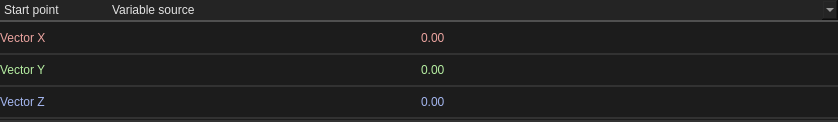
First picture: the form in smartprop_editor/properties_classes/vector3d.ui, repository dertwist/Hammer5Tools, before the edit.
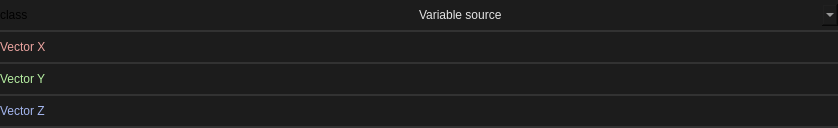
Second picture: the form after the edit. Icons and pictures are not drawn.

Commit message: Vector 3d basic logic

Diff of the .ui file:
```diff
--- a/smartprop_editor/properties_classes/vector3d.ui
+++ b/smartprop_editor/properties_classes/vector3d.ui
@@ -10,7 +10,7 @@
     <x>0</x>
     <y>0</y>
     <width>838</width>
-    <height>122</height>
+    <height>119</height>
    </rect>
   </property>
   <property name="minimumSize">
@@ -77,15 +77,34 @@
      <property name="minimumSize">
       <size>
        <width>0</width>
-       <height>23</height>
+       <height>32</height>
       </size>
      </property>
      <property name="maximumSize">
       <size>
        <width>16777215</width>
-       <height>23</height>
+       <height>32</height>
       </size>
      </property>
+     <property name="styleSheet">
+      <string notr="true">.QFrame {
+    font: 580 10pt &quot;Segoe UI&quot;;
+    border: 2px solid black;
+    border-radius: 0px;
+    border-left: 0px;
+    border-right: 0px;
+	border-top: 0px;
+    border-color: rgba(50, 50, 50, 255);
+    color: #E3E3E3;
+    background-color: #1C1C1C;
+}
+
+.QFrame::hover {
+}
+.QFrame::selected {
+    background-color: #414956;
+}</string>
+     </property>
      <property name="frameShape">
       <enum>QFrame::NoFrame</enum>
      </property>
@@ -109,81 +128,51 @@
        <number>0</number>
       </property>
       <item>
-       <widget class="QLineEdit" name="property_class">
-        <property name="sizePolicy">
-         <sizepolicy hsizetype="Fixed" vsizetype="Fixed">
-          <horstretch>0</horstretch>
-          <verstretch>0</verstretch>
-         </sizepolicy>
+       <layout class="QHBoxLayout" name="layout">
+        <property name="sizeConstraint">
+         <enum>QLayout::SetDefaultConstraint</enum>
         </property>
-        <property name="focusPolicy">
-         <enum>Qt::NoFocus</enum>
-        </property>
-        <property name="toolTip">
-         <string>&lt;html&gt;&lt;head/&gt;&lt;body&gt;&lt;p&gt;Variable name and display name&lt;/p&gt;&lt;/body&gt;&lt;/html&gt;</string>
-        </property>
-        <property name="styleSheet">
-         <string notr="true">QLineEdit {
-font: 580  8pt &quot;Segoe UI&quot;;
-    border-top: 0px;
-    border-left: 0px;
-    border-right: 0px;
-    border-bottom: 2px solid rgba(80, 80, 80, 255);
+        <item>
+         <widget class="QLabel" name="property_class">
+          <property name="styleSheet">
+           <string notr="true">border:0px;
+background-color: rgba(255, 255, 255, 0);
+font: 8pt &quot;Segoe UI&quot;;
+</string>
+          </property>
+          <property name="text">
+           <string>class</string>
+          </property>
+         </widget>
+        </item>
+        <item>
+         <widget class="QComboBox" name="logic_switch">
+          <property name="styleSheet">
+           <string notr="true">QComboBox {
+    font: 580 8pt &quot;Segoe UI&quot;;
+    border: 2px solid black;
     border-radius: 0px;
-    padding: 2px;
+    border-color: rgba(80, 80, 80, 255);
+    height: 18px;
+    padding-top: 2px;
+    padding-bottom: 2px;
+	border-top:none;
+border-bottom:none;
+border:none;
     color: #E3E3E3;
-    background-color: #242424;
+    background-color: #1C1C1C;
 }
 
-QLineEdit:focus {
-    border-color: rgba(80, 80, 80, 255);
-}
-
-QLineEdit::selection {
+QComboBox:hover {
     background-color: #414956;
     color: white;
-}</string>
-        </property>
-        <property name="inputMethodHints">
-         <set>Qt::ImhLatinOnly|Qt::ImhLowercaseOnly</set>
-        </property>
-        <property name="text">
-         <string>Start point</string>
-        </property>
-        <property name="maxLength">
-         <number>32</number>
-        </property>
-        <property name="readOnly">
-         <bool>true</bool>
-        </property>
-       </widget>
-      </item>
-      <item>
-       <widget class="QComboBox" name="comboBox">
-        <property name="styleSheet">
-         <string notr="true">QComboBox {
-font: 580  8pt &quot;Segoe UI&quot;;
-    border-top: 0px;
-    border-left: 0px;
-    border-right: 0px;
-    border-bottom: 2px solid rgba(80, 80, 80, 255);
-    border-radius: 0px;
-    padding: 2px;
-    color: #E3E3E3;
-    background-color: #242424;
 }
 
-QComboBox:focus {
-    border-color: rgba(80, 80, 80, 255);
-}
-
-QComboBox::selection {
-    background-color: #414956;
-    color: white;
+QComboBox:pressed {
 }
 
 QComboBox:item {
-    font: 580  10pt &quot;Segoe UI&quot;;
+    font: 580  8pt &quot;Segoe UI&quot;;
     color: #E3E3E3;
     padding-left: 5px;
     background-color: #1C1C1C;
@@ -241,19 +230,22 @@
     color: white;
     border: none; /* Remove border */
     outline: none; /* Remove outline */
-}</string>
-        </property>
-        <item>
-         <property name="text">
-          <string>Variable source</string>
-         </property>
+}
+</string>
+          </property>
+          <item>
+           <property name="text">
+            <string>Variable source</string>
+           </property>
+          </item>
+          <item>
+           <property name="text">
+            <string>Vector3d</string>
+           </property>
+          </item>
+         </widget>
         </item>
-        <item>
-         <property name="text">
-          <string>Vector3d</string>
-         </property>
-        </item>
-       </widget>
+       </layout>
       </item>
      </layout>
     </widget>
@@ -319,7 +311,7 @@
 }</string>
         </property>
         <property name="frameShape">
-         <enum>QFrame::StyledPanel</enum>
+         <enum>QFrame::NoFrame</enum>
         </property>
         <property name="frameShadow">
          <enum>QFrame::Raised</enum>
@@ -344,100 +336,22 @@
           <number>0</number>
          </property>
          <item>
-          <widget class="QLabel" name="label">
-           <property name="styleSheet">
-            <string notr="true">border:0px;
+          <layout class="QHBoxLayout" name="layout_x">
+           <item>
+            <widget class="QLabel" name="label">
+             <property name="styleSheet">
+              <string notr="true">border:0px;
 background-color: rgba(255, 255, 255, 0);
 font: 8pt &quot;Segoe UI&quot;;
 color: #ECA4A0;
 </string>
-           </property>
-           <property name="text">
-            <string>Vector X</string>
-           </property>
-          </widget>
-         </item>
-         <item>
-          <widget class="QDoubleSpinBox" name="vector_x">
-           <property name="minimumSize">
-            <size>
-             <width>0</width>
-             <height>0</height>
-            </size>
-           </property>
-           <property name="styleSheet">
-            <string notr="true">QDoubleSpinBox {
-    font: 580 8pt &quot;Segoe UI&quot;;
-    border: 2px solid black;
-    border-radius: 2px;
-    border-color: rgba(80, 80, 80, 255);
-    color: #E3E3E3;
-    background-color: #1C1C1C;
-border:0px;
-color: #ECA4A0;
-}
-
-QDoubleSpinBox:focus {
-}
-
-QDoubleSpinBox:hover {
-}
-
-QDoubleSpinBox:pressed {
-	background-color: #121212;
-}
-
-QDoubleSpinBox::up-button {
-    border: 0px solid black;
-    subcontrol-origin: border;
-    subcontrol-position: top right;
-    border-left: 2px solid black;
-    border-bottom: 0px solid black;
-    border-top-right-radius: 2px;
-    border-color: rgba(80, 80, 80, 255);
-	width:16px;
-    margin:0px;
-border:0px;
-}
-
-QDoubleSpinBox::up-arrow {
-    image: url(://icons/arrow_drop_up_24dp_9D9D9D_FILL0_wght400_GRAD0_opsz24.svg);
-    width: 20px;
-    height: 20px;
-}
-
-QDoubleSpinBox::down-button {
-    subcontrol-origin: border;
-    subcontrol-position: bottom right;
-	border: 0px solid black;
-    border-left: 2px solid black;
-    border-top: 2px solid black;
-border-bottom-right-radius: 2px;
-    border-color: rgba(80, 80, 80, 255);
-	width:16px;
-    margin:0px;
-border:0px;
-}
-
-QDoubleSpinBox::down-arrow {
-    image: url(://icons/arrow_drop_down_16dp.svg);
-    width: 20px;
-    height: 20px;
-}</string>
-           </property>
-           <property name="decimals">
-            <number>2</number>
-           </property>
-           <property name="minimum">
-            <double>-99999999999.000000000000000</double>
-           </property>
-           <property name="maximum">
-            <double>99999999999.000000000000000</double>
-           </property>
-           <property name="singleStep">
-            <double>0.100000000000000</double>
-           </property>
-          </widget>
+             </property>
+             <property name="text">
+              <string>Vector X</string>
+             </property>
+            </widget>
+           </item>
+          </layout>
          </item>
         </layout>
        </widget>
@@ -476,7 +390,7 @@
 }</string>
         </property>
         <property name="frameShape">
-         <enum>QFrame::StyledPanel</enum>
+         <enum>QFrame::NoFrame</enum>
         </property>
         <property name="frameShadow">
          <enum>QFrame::Raised</enum>
@@ -501,97 +415,21 @@
           <number>0</number>
          </property>
          <item>
-          <widget class="QLabel" name="label_2">
-           <property name="styleSheet">
-            <string notr="true">border:0px;
+          <layout class="QHBoxLayout" name="layout_y">
+           <item>
+            <widget class="QLabel" name="label_2">
+             <property name="styleSheet">
+              <string notr="true">border:0px;
 background-color: rgba(255, 255, 255, 0);
 font: 8pt &quot;Segoe UI&quot;;
 color: #B6EFA2;</string>
-           </property>
-           <property name="text">
-            <string>Vector Y</string>
-           </property>
-          </widget>
-         </item>
-         <item>
-          <widget class="QDoubleSpinBox" name="vector_y">
-           <property name="styleSheet">
-            <string notr="true">QDoubleSpinBox {
-    font: 580 8pt &quot;Segoe UI&quot;;
-    border: 2px solid black;
-    border-radius: 2px;
-    border-color: rgba(80, 80, 80, 255);
-    color: #E3E3E3;
-    background-color: #1C1C1C;
-border:0px;
-color: #B6EFA2;
-}
-
-QDoubleSpinBox:focus {
-}
-
-QDoubleSpinBox:hover {
-}
-
-QDoubleSpinBox:pressed {
-	background-color: #121212;
-}
-
-QDoubleSpinBox::up-button {
-    border: 0px solid black;
-    subcontrol-origin: border;
-    subcontrol-position: top right;
-    border-left: 2px solid black;
-    border-bottom: 0px solid black;
-    border-top-right-radius: 2px;
-    border-color: rgba(80, 80, 80, 255);
-	width:16px;
-    margin:0px;
-border:0px;
-}
-
-QDoubleSpinBox::up-arrow {
-    image: url(://icons/arrow_drop_up_24dp_9D9D9D_FILL0_wght400_GRAD0_opsz24.svg);
-    width: 20px;
-    height: 20px;
-}
-
-QDoubleSpinBox::down-button {
-    subcontrol-origin: border;
-    subcontrol-position: bottom right;
-	border: 0px solid black;
-    border-left: 2px solid black;
-    border-top: 2px solid black;
-border-bottom-right-radius: 2px;
-    border-color: rgba(80, 80, 80, 255);
-	width:16px;
-    margin:0px;
-border:0px;
-}
-
-QDoubleSpinBox::down-arrow {
-    image: url(://icons/arrow_drop_down_16dp.svg);
-    width: 20px;
-    height: 20px;
-}
-
-QDoubleSpinBox:disabled {
-	color: rgba(125, 125, 125, 100);
-}</string>
-           </property>
-           <property name="decimals">
-            <number>2</number>
-           </property>
-           <property name="minimum">
-            <double>-99999999999.000000000000000</double>
-           </property>
-           <property name="maximum">
-            <double>99999999999.000000000000000</double>
-           </property>
-           <property name="singleStep">
-            <double>0.100000000000000</double>
-           </property>
-          </widget>
+             </property>
+             <property name="text">
+              <string>Vector Y</string>
+             </property>
+            </widget>
+           </item>
+          </layout>
          </item>
         </layout>
        </widget>
@@ -630,7 +468,7 @@
 }</string>
         </property>
         <property name="frameShape">
-         <enum>QFrame::StyledPanel</enum>
+         <enum>QFrame::NoFrame</enum>
         </property>
         <property name="frameShadow">
          <enum>QFrame::Raised</enum>
@@ -655,101 +493,22 @@
           <number>0</number>
          </property>
          <item>
-          <widget class="QLabel" name="label_3">
-           <property name="styleSheet">
-            <string notr="true">border:0px;
+          <layout class="QHBoxLayout" name="layout_z">
+           <item>
+            <widget class="QLabel" name="label_3">
+             <property name="styleSheet">
+              <string notr="true">border:0px;
 background-color: rgba(255, 255, 255, 0);
 font: 8pt &quot;Segoe UI&quot;;
 
 color: #A4B6EF;</string>
-           </property>
-           <property name="text">
-            <string>Vector Z</string>
-           </property>
-          </widget>
-         </item>
-         <item>
-          <widget class="QDoubleSpinBox" name="vector_z">
-           <property name="enabled">
-            <bool>true</bool>
-           </property>
-           <property name="styleSheet">
-            <string notr="true">QDoubleSpinBox {
-    font: 580 8pt &quot;Segoe UI&quot;;
-    border: 2px solid black;
-    border-radius: 2px;
-    border-color: rgba(80, 80, 80, 255);
-    color: #E3E3E3;
-    background-color: #1C1C1C;
-border:0px;
-color: #A4B6EF;
-}
-
-QDoubleSpinBox:focus {
-}
-
-QDoubleSpinBox:hover {
-}
-
-QDoubleSpinBox:pressed {
-	background-color: #121212;
-}
-
-QDoubleSpinBox::up-button {
-    border: 0px solid black;
-    subcontrol-origin: border;
-    subcontrol-position: top right;
-    border-left: 2px solid black;
-    border-bottom: 0px solid black;
-    border-top-right-radius: 2px;
-    border-color: rgba(80, 80, 80, 255);
-	width:16px;
-    margin:0px;
-border:0px;
-}
-
-QDoubleSpinBox::up-arrow {
-    image: url(://icons/arrow_drop_up_24dp_9D9D9D_FILL0_wght400_GRAD0_opsz24.svg);
-    width: 20px;
-    height: 20px;
-}
-
-QDoubleSpinBox::down-button {
-    subcontrol-origin: border;
-    subcontrol-position: bottom right;
-	border: 0px solid black;
-    border-left: 2px solid black;
-    border-top: 2px solid black;
-border-bottom-right-radius: 2px;
-    border-color: rgba(80, 80, 80, 255);
-	width:16px;
-    margin:0px;
-border:0px;
-}
-
-QDoubleSpinBox::down-arrow {
-    image: url(://icons/arrow_drop_down_16dp.svg);
-    width: 20px;
-    height: 20px;
-}
-
-QDoubleSpinBox:disabled {
-	color: rgba(125, 125, 125, 100);
-}</string>
-           </property>
-           <property name="decimals">
-            <number>2</number>
-           </property>
-           <property name="minimum">
-            <double>-99999999999.000000000000000</double>
-           </property>
-           <property name="maximum">
-            <double>99999999999.000000000000000</double>
-           </property>
-           <property name="singleStep">
-            <double>0.100000000000000</double>
-           </property>
-          </widget>
+             </property>
+             <property name="text">
+              <string>Vector Z</string>
+             </property>
+            </widget>
+           </item>
+          </layout>
          </item>
         </layout>
        </widget>
```
The commit also changes 4 other files.
